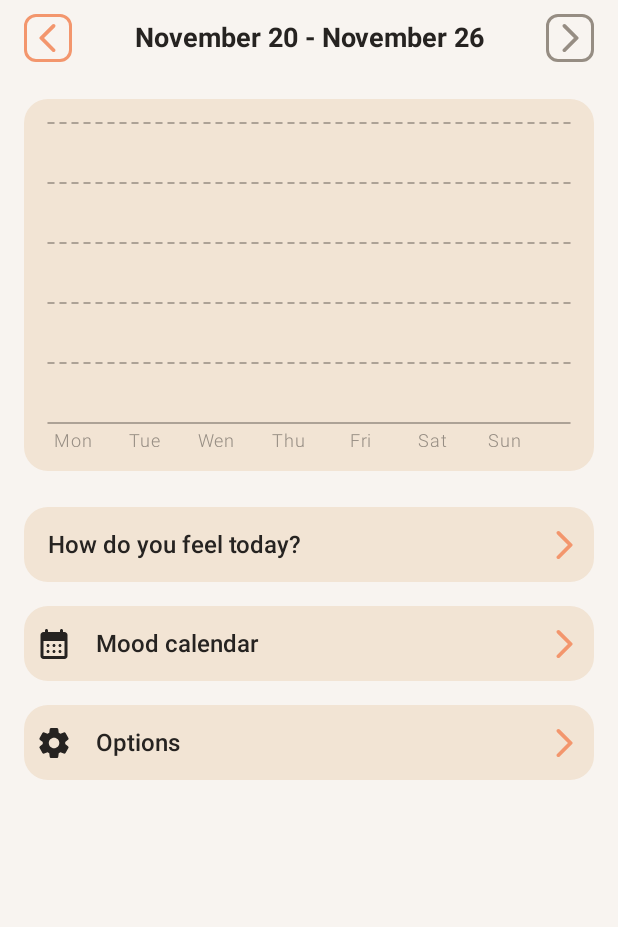
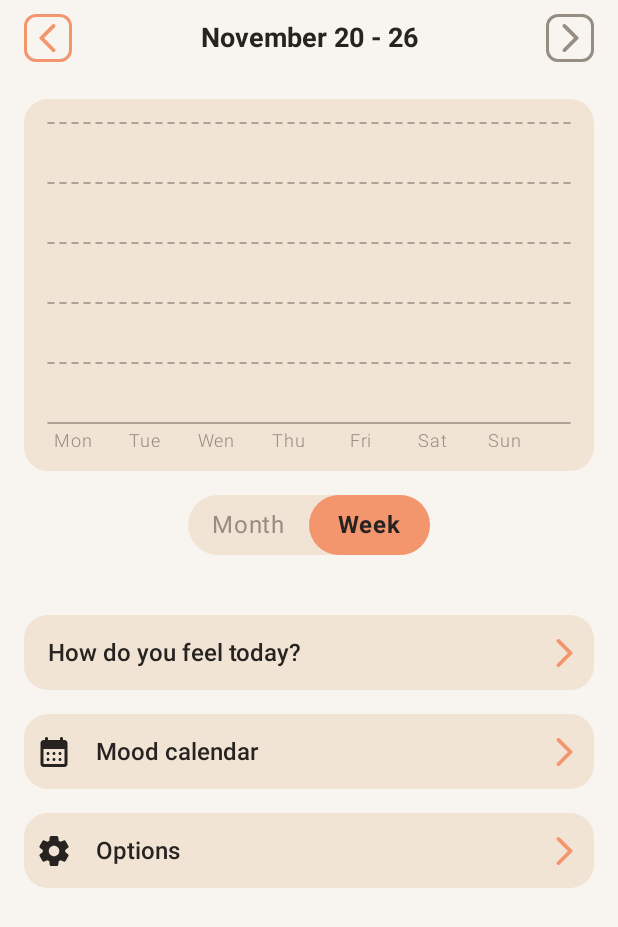
Before and after one commit to L10n42/Mood-Tracker, an Android app built with Jetpack Compose: the screen it shows after launch (MainActivity), after a tap on "Mood chart", on a phone screen of 412 x 824 dp. Shown: the top 927 px of the screen. Run offline under Robolectric (Android 15) with nearby library versions, the phone set to English and light mode, and no system bars; our stand-ins replace Dagger/Hilt's generated code, Room's generated code.

Commit message:
Version 8

```diff
--- a/app/src/main/java/com/kappdev/moodtracker/presentation/common/components/SwitchTopBar.kt
+++ b/app/src/main/java/com/kappdev/moodtracker/presentation/common/components/SwitchTopBar.kt
@@ -40,9 +40,12 @@ import androidx.compose.ui.unit.dp
 import androidx.compose.ui.unit.sp
 import com.kappdev.moodtracker.domain.util.getMonthName
 import com.kappdev.moodtracker.domain.util.isCurrentYear
+import com.kappdev.moodtracker.domain.util.sameMonthWith
 import java.time.DayOfWeek
 import java.time.LocalDate
 import java.time.temporal.TemporalAdjusters
+import java.time.temporal.WeekFields
+import java.util.Locale
 
 @Composable
 fun WeekSwitchTopBar(
@@ -50,12 +53,13 @@ fun WeekSwitchTopBar(
     onDateChange: (newDate: LocalDate) -> Unit
 ) {
     BasicSwitchTopBar(
+        date = date,
+        isNextEnabled = date.nextWeekEnabled(),
         titleTransform = {
-            val firstDay = it.with(TemporalAdjusters.previousOrSame(DayOfWeek.MONDAY))
-            val lastDay = it.with(TemporalAdjusters.nextOrSame(DayOfWeek.SUNDAY))
-            "${getWeekTitleOf(firstDay)} - ${getWeekTitleOf(lastDay)}"
+            val weekStart = it.with(TemporalAdjusters.previousOrSame(DayOfWeek.MONDAY))
+            val weekEnd = it.with(TemporalAdjusters.nextOrSame(DayOfWeek.SUNDAY))
+            getWeekTitle(weekStart, weekEnd)
         },
-        date = date,
         onBack = {
             onDateChange(date.minusWeek())
         },
@@ -65,8 +69,15 @@ fun WeekSwitchTopBar(
     )
 }
 
-private fun getWeekTitleOf(date: LocalDate): String {
-    return buildString {
+private fun getWeekTitle(start: LocalDate, end: LocalDate): String {
+    return if (start.sameMonthWith(end)) {
+        "${start.getMonthName()} ${start.dayOfMonth} - ${end.dayOfMonth}"
+    } else {
+        "${styleWeekDate(start)} - ${styleWeekDate(end)}"
+    }
+}
+
+private fun styleWeekDate(date: LocalDate) = buildString {
     append(date.getMonthName(!date.isCurrentYear()))
     append(" ")
     append(date.dayOfMonth)
@@ -75,6 +86,12 @@ private fun getWeekTitleOf(date: LocalDate): String {
         append(date.year)
     }
 }
+
+private fun LocalDate.nextWeekEnabled(): Boolean {
+    val currentDate = LocalDate.now()
+    val currentWeek = currentDate.get(WeekFields.of(Locale.getDefault()).weekOfWeekBasedYear())
+    val dateWeek = this.get(WeekFields.of(Locale.getDefault()).weekOfWeekBasedYear())
+    return dateWeek < currentWeek
 }
 
 @Composable
@@ -84,6 +101,7 @@ fun MonthSwitchTopBar(
 ) {
     BasicSwitchTopBar(
         date = date,
+        isNextEnabled = date.nextMonthEnabled(),
         titleTransform = {
             "${it.getMonthName()} ${it.year}"
         },
@@ -100,6 +118,7 @@ fun MonthSwitchTopBar(
 private fun BasicSwitchTopBar(
     date: LocalDate,
     titleTransform: (date: LocalDate) -> String,
+    isNextEnabled: Boolean,
     onBack: () -> Unit,
     onNext: () -> Unit
 ) {
@@ -124,7 +143,7 @@ private fun BasicSwitchTopBar(
 
         SwitchButton(
             icon = Icons.Rounded.ArrowForwardIos,
-            enabled = date.nextMonthEnabled(),
+            enabled = isNextEnabled,
             onClick = onNext
         )
     }
--- a/app/src/main/java/com/kappdev/moodtracker/presentation/mood_chart/ChartType.kt
+++ b/app/src/main/java/com/kappdev/moodtracker/presentation/mood_chart/ChartType.kt
@@ -1,5 +1,9 @@
 package com.kappdev.moodtracker.presentation.mood_chart
 
-enum class ChartType {
-    MONTH, WEEK
+import androidx.annotation.StringRes
+import com.kappdev.moodtracker.R
+
+enum class ChartType(@StringRes val titleRes: Int) {
+    MONTH(R.string.month_title),
+    WEEK(R.string.week_title)
 }
--- a/app/src/main/java/com/kappdev/moodtracker/presentation/mood_chart/MoodChartScreenViewModel.kt
+++ b/app/src/main/java/com/kappdev/moodtracker/presentation/mood_chart/MoodChartScreenViewModel.kt
@@ -41,6 +41,12 @@ class MoodChartScreenViewModel @Inject constructor(
         updateChartData()
     }
 
+    fun changeChartType(newType: ChartType) {
+        chartType = newType
+        resetDate()
+        updateChartData()
+    }
+
     private fun updateChartData() {
         chartDataJob?.cancel()
         chartDataJob = viewModelScope.launch(Dispatchers.IO) {
@@ -51,7 +57,7 @@ class MoodChartScreenViewModel @Inject constructor(
         }
     }
 
-    fun changeChartType(newType: ChartType) {
-        chartType = newType
+    private fun resetDate() {
+        currentDate = LocalDate.now()
     }
 }
--- /dev/null
+++ b/app/src/main/java/com/kappdev/moodtracker/presentation/mood_chart/components/ChartTypeSwitcher.kt
@@ -0,0 +1,177 @@
+package com.kappdev.moodtracker.presentation.mood_chart.components
+
+import androidx.compose.animation.core.FastOutSlowInEasing
+import androidx.compose.animation.core.animateDpAsState
+import androidx.compose.animation.core.tween
+import androidx.compose.foundation.background
+import androidx.compose.foundation.clickable
+import androidx.compose.foundation.interaction.MutableInteractionSource
+import androidx.compose.foundation.layout.Box
+import androidx.compose.foundation.layout.fillMaxHeight
+import androidx.compose.foundation.layout.fillMaxWidth
+import androidx.compose.foundation.layout.height
+import androidx.compose.foundation.layout.offset
+import androidx.compose.foundation.layout.padding
+import androidx.compose.foundation.layout.width
+import androidx.compose.foundation.layout.wrapContentSize
+import androidx.compose.foundation.layout.wrapContentWidth
+import androidx.compose.foundation.selection.selectableGroup
+import androidx.compose.foundation.shape.CircleShape
+import androidx.compose.material3.MaterialTheme
+import androidx.compose.material3.Text
+import androidx.compose.runtime.Composable
+import androidx.compose.runtime.getValue
+import androidx.compose.runtime.remember
+import androidx.compose.ui.Alignment
+import androidx.compose.ui.Modifier
+import androidx.compose.ui.composed
+import androidx.compose.ui.graphics.Color
+import androidx.compose.ui.graphics.Shape
+import androidx.compose.ui.layout.Placeable
+import androidx.compose.ui.layout.SubcomposeLayout
+import androidx.compose.ui.platform.debugInspectorInfo
+import androidx.compose.ui.res.stringResource
+import androidx.compose.ui.text.font.FontWeight
+import androidx.compose.ui.unit.Constraints
+import androidx.compose.ui.unit.Dp
+import androidx.compose.ui.unit.dp
+import androidx.compose.ui.unit.sp
+import com.kappdev.moodtracker.presentation.mood_chart.ChartType
+
+@Composable
+fun ChartTypeSwitcher(
+    selected: ChartType,
+    modifier: Modifier = Modifier,
+    onSelect: (newType: ChartType) -> Unit
+) {
+    ChartTypeSwitcherLayout(
+        selectedTabPosition = selected.ordinal,
+        modifier = modifier.background(MaterialTheme.colorScheme.surface, CircleShape)
+    ) {
+        ChartType.values().forEach { type ->
+            TabItemView(
+                title = stringResource(type.titleRes),
+                isSelected = (type == selected),
+                onClick = { onSelect(type) }
+            )
+        }
+    }
+}
+
+@Composable
+private fun TabItemView(
+    title: String,
+    isSelected: Boolean,
+    onClick: () -> Unit
+) {
+    val interactionSource = remember { MutableInteractionSource() }
+
+    Text(
+        text = title,
+        modifier = Modifier
+            .wrapContentWidth(Alignment.CenterHorizontally)
+            .padding(horizontal = 16.dp, vertical = 8.dp)
+            .clickable(
+                interactionSource = interactionSource,
+                indication = null,
+                onClick = onClick
+            ),
+        fontSize = 16.sp,
+        fontWeight = if (isSelected) FontWeight.Bold else FontWeight.Normal,
+        color = when {
+            isSelected -> MaterialTheme.colorScheme.onSurface
+            else -> MaterialTheme.colorScheme.onBackground
+        }
+    )
+}
+
+@Composable
+private fun ChartTypeSwitcherLayout(
+    selectedTabPosition: Int,
+    modifier: Modifier = Modifier,
+    indicatorColor: Color = MaterialTheme.colorScheme.primary,
+    indicatorShape: Shape = CircleShape,
+    tabItem: @Composable () -> Unit
+) {
+    SubcomposeLayout(
+        modifier = modifier.selectableGroup()
+    ) { constraints ->
+        val tabMeasurable: List<Placeable> = subcompose(SubComposeId.PRE_CALCULATE_ITEM, tabItem)
+            .map { it.measure(constraints) }
+
+        val itemsCount = tabMeasurable.size
+        val maxItemWidth = tabMeasurable.maxOf { it.width }
+        val maxItemHeight = tabMeasurable.maxOf { it.height }
+
+        val tabPlaceables = subcompose(SubComposeId.ITEM, tabItem).map {
+            val fixedSizeConstraints = constraints.copy(
+                minWidth = maxItemWidth,
+                maxWidth = maxItemWidth,
+                minHeight = maxItemHeight,
+                maxHeight = maxItemHeight
+            )
+            it.measure(fixedSizeConstraints)
+        }
+
+        val tabRowWidth = maxItemWidth * itemsCount
+
+        val tabPositions = List(itemsCount) { index ->
+            val leftX = maxItemWidth * index
+            val itemWidth = tabPlaceables[index].width
+            TabPosition(leftX.toDp(), itemWidth.toDp())
+        }
+
+        layout(tabRowWidth, maxItemHeight) {
+            subcompose(SubComposeId.INDICATOR) {
+                Box(
+                    modifier = Modifier
+                        .tabIndicator(tabPositions[selectedTabPosition])
+                        .fillMaxWidth()
+                        .height(maxItemHeight.toDp())
+                        .background(color = indicatorColor, shape = indicatorShape)
+                )
+            }.forEach {
+                it.measure(Constraints.fixed(tabRowWidth, maxItemHeight)).placeRelative(0, 0)
+            }
+
+            tabPlaceables.forEachIndexed { index, placeable ->
+                placeable.placeRelative(maxItemWidth * index, 0)
+            }
+        }
+    }
+}
+
+private fun Modifier.tabIndicator(
+    tabPosition: TabPosition
+): Modifier = composed(
+    inspectorInfo = debugInspectorInfo {
+        name = "tabIndicatorOffset"
+        value = tabPosition
+    }
+) {
+    val currentTabWidth by animateDpAsState(
+        targetValue = tabPosition.width,
+        animationSpec = tween(durationMillis = 250, easing = FastOutSlowInEasing),
+        label = "current tab width"
+    )
+    val indicatorOffset by animateDpAsState(
+        targetValue = tabPosition.left,
+        animationSpec = tween(durationMillis = 250, easing = FastOutSlowInEasing),
+        label = "indicator offset"
+    )
+    fillMaxWidth()
+        .wrapContentSize(Alignment.BottomStart)
+        .offset(x = indicatorOffset)
+        .width(currentTabWidth)
+        .fillMaxHeight()
+}
+
+private data class TabPosition(
+    val left: Dp, val width: Dp
+)
+
+private enum class SubComposeId {
+    PRE_CALCULATE_ITEM,
+    ITEM,
+    INDICATOR
+}
--- a/app/src/main/java/com/kappdev/moodtracker/presentation/mood_chart/components/MoodChart.kt
+++ b/app/src/main/java/com/kappdev/moodtracker/presentation/mood_chart/components/MoodChart.kt
@@ -1,6 +1,7 @@
 package com.kappdev.moodtracker.presentation.mood_chart.components
 
 import androidx.compose.animation.core.animateFloatAsState
+import androidx.compose.animation.core.tween
 import androidx.compose.foundation.ExperimentalFoundationApi
 import androidx.compose.foundation.background
 import androidx.compose.foundation.gestures.snapping.rememberSnapFlingBehavior
@@ -92,6 +93,7 @@ private fun ChartBar(
 
     val animatedHeight by animateFloatAsState(
         targetValue = heightTarget,
+        animationSpec = tween(500),
         label = "animated height"
     )
 
--- a/app/src/main/java/com/kappdev/moodtracker/presentation/mood_chart/components/MoodChartScreen.kt
+++ b/app/src/main/java/com/kappdev/moodtracker/presentation/mood_chart/components/MoodChartScreen.kt
@@ -23,6 +23,7 @@ import com.kappdev.moodtracker.R
 import com.kappdev.moodtracker.presentation.common.components.ActionButton
 import com.kappdev.moodtracker.presentation.common.components.DividedContent
 import com.kappdev.moodtracker.presentation.common.components.MonthSwitchTopBar
+import com.kappdev.moodtracker.presentation.common.components.VerticalSpace
 import com.kappdev.moodtracker.presentation.common.components.WeekSwitchTopBar
 import com.kappdev.moodtracker.presentation.mood_chart.ChartType
 import com.kappdev.moodtracker.presentation.mood_chart.MoodChartScreenViewModel
@@ -76,11 +77,16 @@ fun MoodChartScreen(
                     .padding(16.dp)
             )
 
-            val actionButtonModifier = Modifier.padding(horizontal = 16.dp, vertical = 8.dp)
+            ChartTypeSwitcher(
+                selected = viewModel.chartType,
+                onSelect = viewModel::changeChartType
+            )
+
+            VerticalSpace(32.dp)
 
             ActionButton(
                 title = stringResource(R.string.btn_today_mood),
-                modifier = actionButtonModifier,
+                modifier = ActionButtonModifier,
                 onClick = {
                     navController.navigateWithValue(
                         route = Screen.Mood.route,
@@ -93,7 +99,7 @@ fun MoodChartScreen(
             ActionButton(
                 title = stringResource(R.string.btn_mood_calendar),
                 icon = Icons.Rounded.CalendarMonth,
-                modifier = actionButtonModifier,
+                modifier = ActionButtonModifier,
                 onClick = {
                     navController.navigate(Screen.Calendar.route)
                 }
@@ -102,9 +108,11 @@ fun MoodChartScreen(
             ActionButton(
                 title = stringResource(R.string.btn_options),
                 icon = Icons.Rounded.Settings,
-                modifier = actionButtonModifier,
+                modifier = ActionButtonModifier,
                 onClick = { /* TODO */ }
             )
         }
     }
 }
+
+private val ActionButtonModifier = Modifier.padding(horizontal = 16.dp, vertical = 8.dp)
--- a/app/src/main/res/values/strings.xml
+++ b/app/src/main/res/values/strings.xml
@@ -11,6 +11,8 @@
     <string name="photo_title">Photo</string>
     <string name="note_hint">Write a note...</string>
     <string name="btn_done">Done</string>
+    <string name="month_title">Month</string>
+    <string name="week_title">Week</string>
 
     <string-array name="week_days">
         <item>Mon</item>
```
Lines whose indentation alone changed are shown as unchanged.
